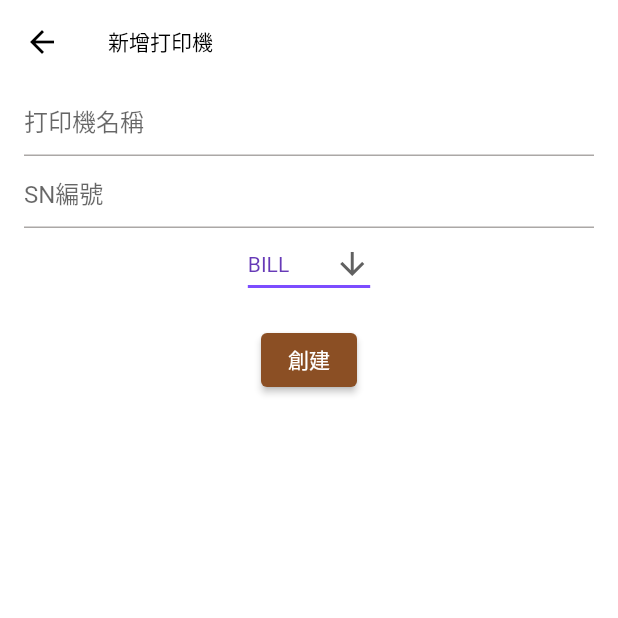
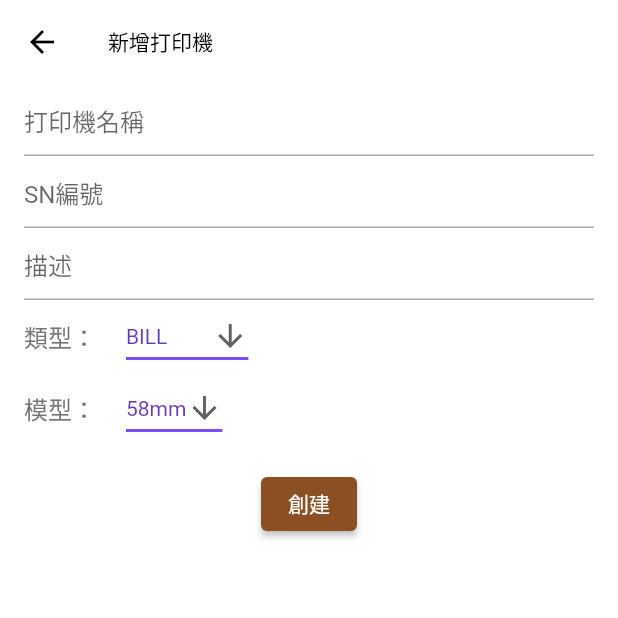
Before and after one commit to Dparty/order_admin, a Flutter app: the CreatePrinterPage screen opened directly with empty values, on a phone screen of 412 x 824 dp, the top half of it. Run offline on Flutter 3.47's test engine with Material 2 defaults, Android fonts, the phone set to English and light mode, and no system bars; our stand-ins replace dio, file_picker, image_gallery_saver, image_picker, permission_handler, qr_flutter and 2 more; missing offline and left inert: image_downloader_web; accounts and stored records are empty; Roboto replaces fonts that are missing (Muli).

Commit message:
fix: printers edit

```diff
--- a/lib/models/restaurant.dart
+++ b/lib/models/restaurant.dart
@@ -157,7 +157,6 @@ class ItemList {
       pagination: Pagination.fromJson(json['pagination']));
 }
 
-// todo: List<dynamic> refactor
 class PrinterList {
   final List<Printer> data;
 
@@ -173,19 +172,24 @@ class Printer {
   final String sn;
   final String description;
   final String type;
+  final String model;
 
-  Printer(
-      {required this.id,
+  Printer({
+    required this.id,
     required this.sn,
     required this.name,
     required this.description,
-      required this.type});
+    required this.type,
+    required this.model,
+  });
   factory Printer.fromJson(Map<String, dynamic> json) => Printer(
         sn: json['sn'],
         id: json['id'],
         name: json['name'],
         description: json['description'],
-      type: json['type']);
+        type: json['type'],
+        model: json['model'],
+      );
 }
 
 class Table {
--- a/lib/views/settings/printers/create_printer_page.dart
+++ b/lib/views/settings/printers/create_printer_page.dart
@@ -2,7 +2,7 @@ import 'package:flutter/material.dart';
 import 'package:order_admin/models/restaurant.dart';
 import 'package:order_admin/api/restaurant.dart';
 import 'package:provider/provider.dart';
-
+import 'package:order_admin/components/dialog.dart';
 import '../../../provider/selected_printer_provider.dart';
 
 class CreatePrinterPage extends StatefulWidget {
@@ -24,6 +24,7 @@ class CreatePrinterPage extends StatefulWidget {
 }
 
 const List<String> printerTypeEnum = <String>[('BILL'), 'KITCHEN'];
+const List<String> printerModelEnum = <String>[('58mm'), '88mm'];
 
 class _CreatePrinterPageState extends State<CreatePrinterPage> {
   final _formKey = GlobalKey<FormState>();
@@ -31,9 +32,11 @@ class _CreatePrinterPageState extends State<CreatePrinterPage> {
   Printer? printer;
   TextEditingController? name;
   TextEditingController? sn;
+  TextEditingController? description;
   _CreatePrinterPageState(this.restaurantId);
 
   String printerType = printerTypeEnum.first;
+  String printerModel = printerModelEnum.first;
 
   @override
   void initState() {
@@ -45,32 +48,33 @@ class _CreatePrinterPageState extends State<CreatePrinterPage> {
     printer = context.watch<SelectedPrinterProvider>().selectedPrinter;
     name = TextEditingController(text: printer?.name);
     sn = TextEditingController(text: printer?.sn);
+    description = TextEditingController(text: printer?.description);
     printerType = printer?.type ?? printerTypeEnum.first;
+    printerModel = printer?.model ?? printerModelEnum.first;
     super.didChangeDependencies();
   }
 
   void create() {
-    createPrinter(restaurantId, name!.text, sn!.text, printerType)
+    createPrinter(restaurantId, name!.text, sn!.text, printerType,
+            description!.text ?? '', printerModel)
         .then((value) {
+      showAlertDialog(context, "創建成功");
       widget.reload!();
       // Navigator.pop(context);
     });
   }
 
   void update() {
-    updatePrinter(restaurantId, name!.text, sn!.text, printerType)
+    updatePrinter(printer!.id, name!.text, sn!.text, printerType,
+            description!.text ?? '', printerModel)
         .then((value) {
+      showAlertDialog(context, "更新成功");
       widget.reload!();
-      // Navigator.pop(context);
     });
   }
 
   @override
   Widget build(BuildContext context) {
-    // name = TextEditingController(text: widget.printer?.name);
-    // sn = TextEditingController(text: widget.printer?.sn);
-    // printerType = widget.printer?.type ?? printerTypeEnum.first;
-
     return Scaffold(
       appBar: AppBar(
         title: printer == null ? const Text('新增打印機') : const Text('編輯打印機'),
@@ -109,6 +113,21 @@ class _CreatePrinterPageState extends State<CreatePrinterPage> {
                     return null;
                   },
                 ),
+                TextFormField(
+                  keyboardType:
+                      const TextInputType.numberWithOptions(decimal: true),
+                  controller: description,
+                  decoration: const InputDecoration(
+                    hintText: '描述',
+                  ),
+                ),
+                SizedBox(
+                  child: Row(
+                    children: [
+                      const Text("類型：", style: TextStyle(fontSize: 16)),
+                      const SizedBox(
+                        width: 20,
+                      ),
                       DropdownButton<String>(
                         value: printerType,
                         icon: const Icon(Icons.arrow_downward),
@@ -119,7 +138,6 @@ class _CreatePrinterPageState extends State<CreatePrinterPage> {
                           color: Colors.deepPurpleAccent,
                         ),
                         onChanged: (String? value) {
-                    // This is called when the user selects an item.
                           setState(() {
                             printerType = value!;
                           });
@@ -131,6 +149,42 @@ class _CreatePrinterPageState extends State<CreatePrinterPage> {
                             child: Text(value),
                           );
                         }).toList(),
+                      ),
+                    ],
+                  ),
+                ),
+                SizedBox(
+                  child: Row(
+                    // mainAxisAlignment: MainAxisAlignment.spaceBetween,
+                    children: [
+                      const Text("模型：", style: TextStyle(fontSize: 16)),
+                      const SizedBox(
+                        width: 20,
+                      ),
+                      DropdownButton<String>(
+                        value: printerModel,
+                        icon: const Icon(Icons.arrow_downward),
+                        elevation: 16,
+                        style: const TextStyle(color: Colors.deepPurple),
+                        underline: Container(
+                          height: 2,
+                          color: Colors.deepPurpleAccent,
+                        ),
+                        onChanged: (String? value) {
+                          setState(() {
+                            printerModel = value!;
+                          });
+                        },
+                        items: printerModelEnum
+                            .map<DropdownMenuItem<String>>((String value) {
+                          return DropdownMenuItem<String>(
+                            value: value,
+                            child: Text(value),
+                          );
+                        }).toList(),
+                      ),
+                    ],
+                  ),
                 ),
                 printer == null
                     ? Padding(
```
Also changed, not shown: lib/api/restaurant.dart (+20 -11 lines), lib/views/settings/printers/printers_list.dart (+8 -3 lines). Lines whose indentation alone changed are shown as unchanged.
